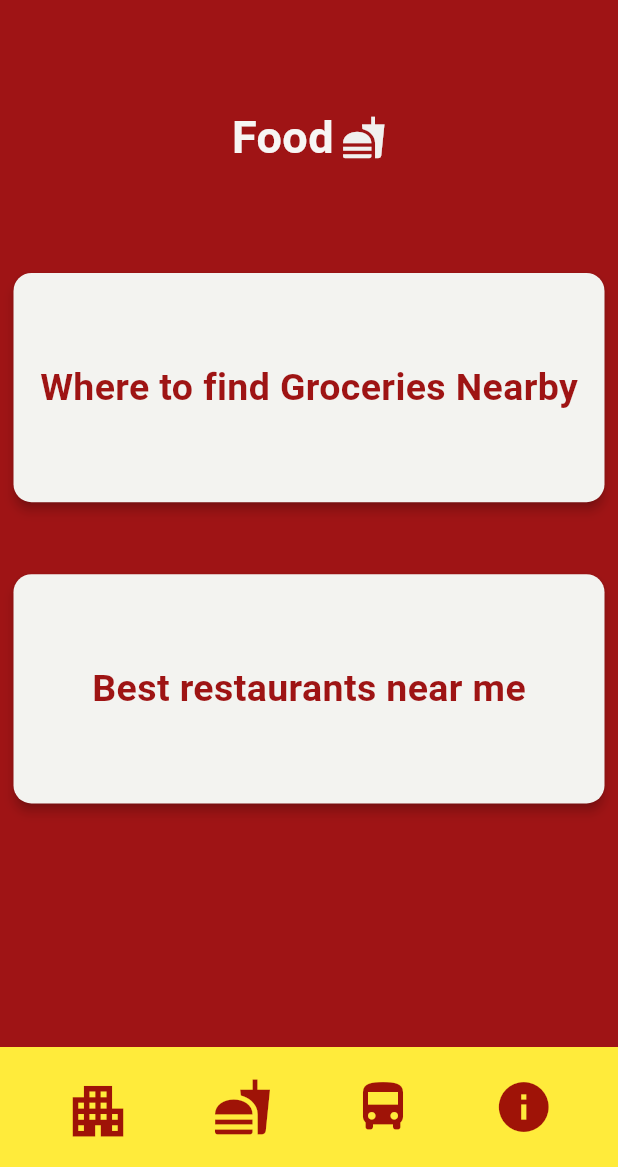
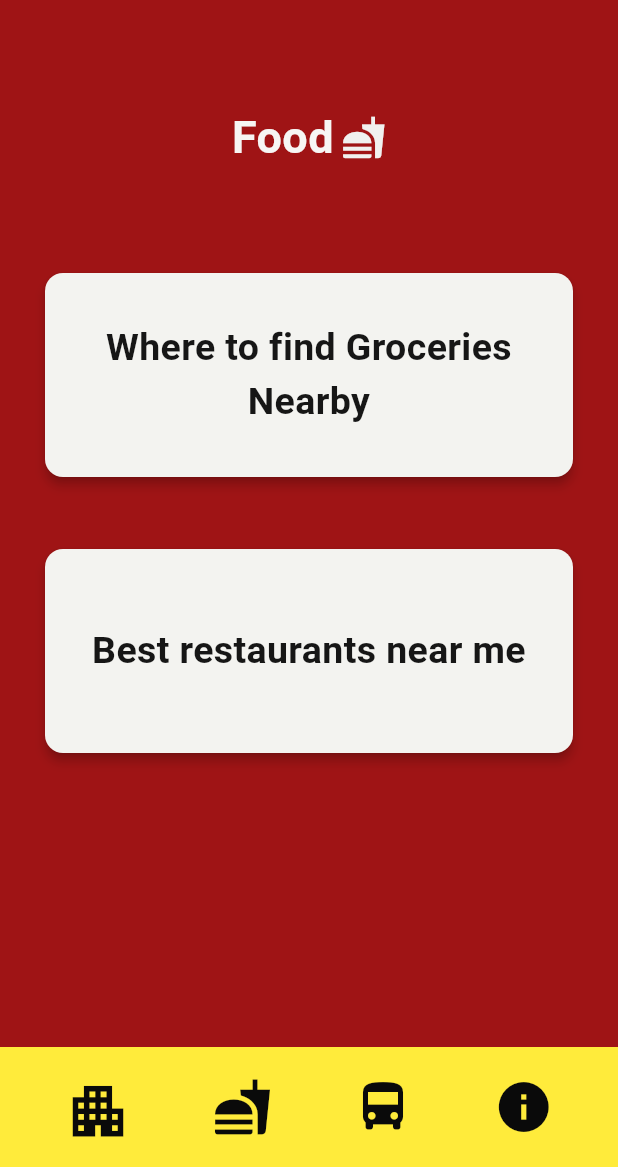
Before and after one commit to manasa2107/Bulldog_on_Board, a Flutter app: the screen it shows after launch, item 2 of the bottom bar chosen, after a tap on the "fastfood" icon, on a phone screen of 412 x 824 dp, the part 69-1236 px from its top. Run offline on Flutter 3.47's test engine with Material 3 defaults, Android fonts, the phone set to English and light mode, and no system bars; our stand-ins replace font_awesome_flutter, webview_flutter.

Commit message:
Update Food.dart

```diff
--- a/flutter_application_2/lib/Food.dart
+++ b/flutter_application_2/lib/Food.dart
@@ -122,6 +122,9 @@ class Food extends StatelessWidget {
               ),
               SizedBox(height: 60),
               Expanded(
+                child: Center(
+                  child: Container(
+                    width: 370,
                     child: GridView.count(
                       crossAxisCount: 1, // 1 column
                       padding: EdgeInsets.all(5.0),
@@ -147,6 +150,8 @@ class Food extends StatelessWidget {
                       ],
                     ),
                   ),
+                ),
+              ),
             ],
           ),
         ),
@@ -161,8 +166,8 @@ class Food extends StatelessWidget {
                 child: IconButton(
                   icon: Icon(Icons.apartment,
                       size: 45,
-                      color: const Color.fromRGBO(
-                          152, 3, 3, 0.929)), // Customize size and color here
+                      color: Color.fromARGB(
+                          255, 10, 10, 10)), // Customize size and color here
                   onPressed: () {
                     // Handle sign up action
                     Navigator.push(
@@ -178,8 +183,8 @@ class Food extends StatelessWidget {
                 child: IconButton(
                   icon: Icon(Icons.fastfood,
                       size: 40,
-                      color: const Color.fromRGBO(
-                          152, 3, 3, 0.929)), // Customize size and color here
+                      color: Color.fromARGB(
+                          255, 10, 10, 10)), // Customize size and color here
                   onPressed: () {
                     // Handle login action
                     Navigator.push(
@@ -195,8 +200,8 @@ class Food extends StatelessWidget {
                 child: IconButton(
                   icon: Icon(Icons.directions_bus,
                       size: 40,
-                      color: const Color.fromRGBO(
-                          152, 3, 3, 0.929)), // Customize size and color here
+                      color: Color.fromARGB(
+                          255, 10, 10, 10)), // Customize size and color here
                   onPressed: () {
                     // Handle contact us action
                     Navigator.push(
@@ -212,8 +217,8 @@ class Food extends StatelessWidget {
                 child: IconButton(
                   icon: Icon(Icons.info,
                       size: 40,
-                      color: const Color.fromRGBO(
-                          152, 3, 3, 0.929)), // Customize size and color here
+                      color: Color.fromARGB(
+                          255, 10, 10, 10)), // Customize size and color here
                   onPressed: () {
                     // Handle settings action
                     Navigator.push(
@@ -275,8 +280,9 @@ class GridItem extends StatelessWidget {
               padding: const EdgeInsets.all(8.0),
               child: Text(
                 title,
+                textAlign: TextAlign.center,
                 style: TextStyle(
-                  color: const Color.fromRGBO(152, 3, 3, 0.929),
+                  color: Color.fromARGB(255, 22, 22, 22),
                   fontSize: 25,
                   fontWeight: FontWeight.bold,
                 ),
```
Lines whose indentation alone changed are shown as unchanged.
